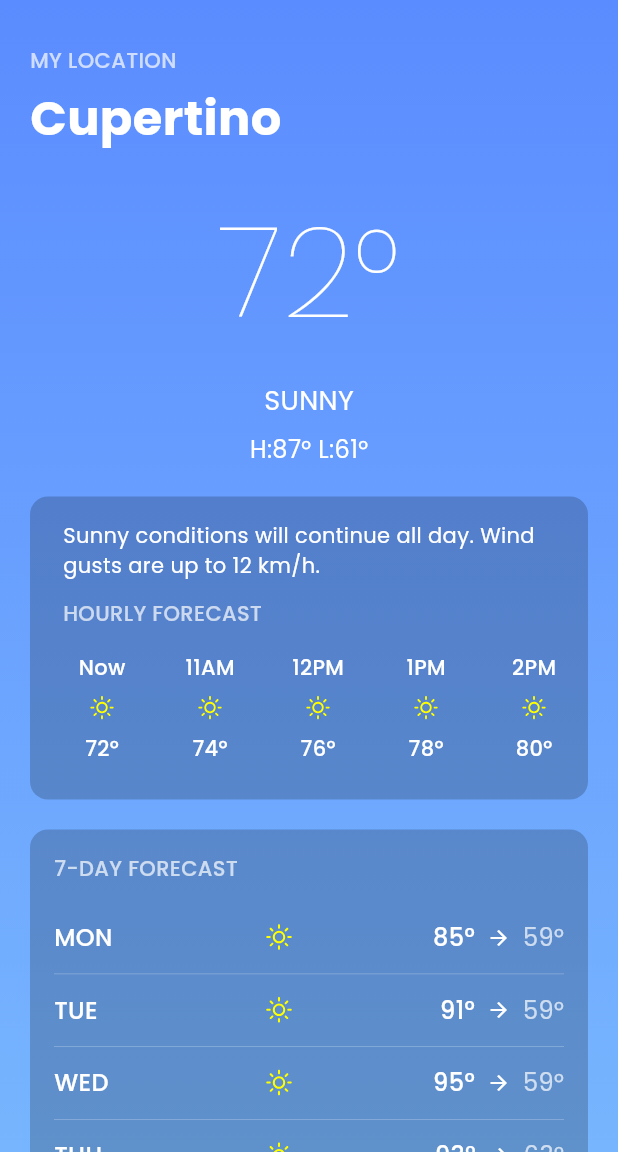
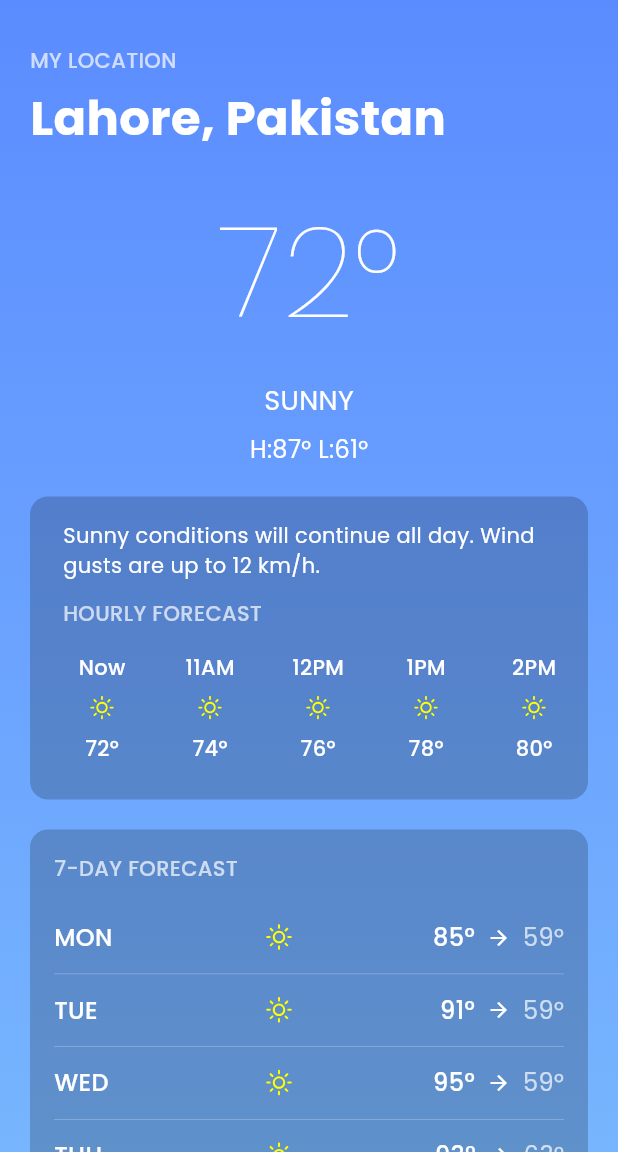
Before and after one commit to hassanbuilds/weather_track, a Flutter app: the screen it shows after launch, on a phone screen of 412 x 824 dp, the part 84-1236 px from its top. Run offline on Flutter 3.47's test engine with Material 3 defaults, Android fonts, the phone set to English and light mode, and no system bars; our stand-ins replace google_fonts, weather_icons; network calls fail.

Commit message:
city name chnage

```diff
--- a/lib/weather_screen.dart
+++ b/lib/weather_screen.dart
@@ -255,7 +255,7 @@
                 ),
                 const SizedBox(height: 6),
                 const Text(
-                  'Cupertino',
+                  'Lahore, Pakistan',
                   style: TextStyle(
                     fontSize: 32,
                     fontWeight: FontWeight.bold,
```
